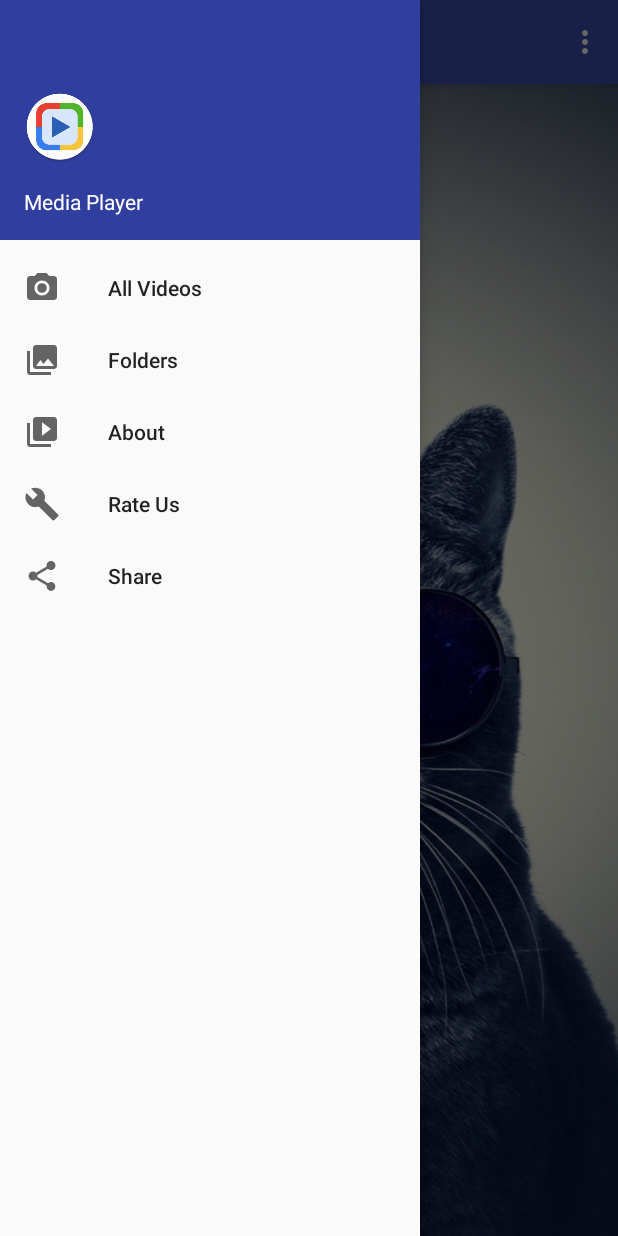
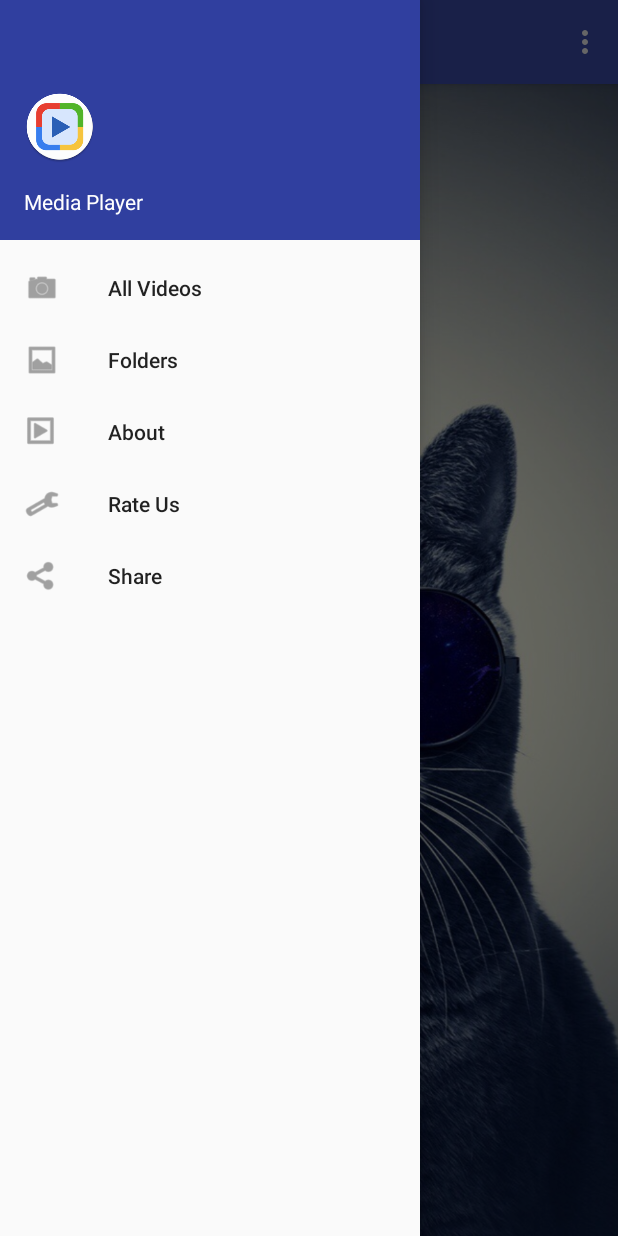
Before and after one commit to WaqasAzamKml/MediaDemo, an Android app: the MainActivity screen opened directly, with no data from a screen before it, with the side drawer open, on a phone screen of 412 x 824 dp. Run offline under Robolectric (Android 15) with nearby library versions, the phone set to English and light mode, and no system bars; pictures from the network do not load.

Commit message:
Removed unwanted resources & layouts

```diff
--- a/app/src/main/res/drawable-v21/ic_menu_camera.xml
+++ /dev/null
@@ -1,12 +0,0 @@
-<vector xmlns:android="http://schemas.android.com/apk/res/android"
-    android:width="24dp"
-    android:height="24dp"
-    android:viewportHeight="24.0"
-    android:viewportWidth="24.0">
-    <path
-        android:fillColor="#FF000000"
-        android:pathData="M12,12m-3.2,0a3.2,3.2 0,1 1,6.4 0a3.2,3.2 0,1 1,-6.4 0" />
-    <path
-        android:fillColor="#FF000000"
-        android:pathData="M9,2L7.17,4H4c-1.1,0 -2,0.9 -2,2v12c0,1.1 0.9,2 2,2h16c1.1,0 2,-0.9 2,-2V6c0,-1.1 -0.9,-2 -2,-2h-3.17L15,2H9zm3,15c-2.76,0 -5,-2.24 -5,-5s2.24,-5 5,-5 5,2.24 5,5 -2.24,5 -5,5z" />
-</vector>
--- a/app/src/main/res/drawable-v21/ic_menu_gallery.xml
+++ /dev/null
@@ -1,9 +0,0 @@
-<vector xmlns:android="http://schemas.android.com/apk/res/android"
-    android:width="24dp"
-    android:height="24dp"
-    android:viewportHeight="24.0"
-    android:viewportWidth="24.0">
-    <path
-        android:fillColor="#FF000000"
-        android:pathData="M22,16V4c0,-1.1 -0.9,-2 -2,-2H8c-1.1,0 -2,0.9 -2,2v12c0,1.1 0.9,2 2,2h12c1.1,0 2,-0.9 2,-2zm-11,-4l2.03,2.71L16,11l4,5H8l3,-4zM2,6v14c0,1.1 0.9,2 2,2h14v-2H4V6H2z" />
-</vector>
--- a/app/src/main/res/drawable-v21/ic_menu_manage.xml
+++ /dev/null
@@ -1,9 +0,0 @@
-<vector xmlns:android="http://schemas.android.com/apk/res/android"
-    android:width="24dp"
-    android:height="24dp"
-    android:viewportHeight="24.0"
-    android:viewportWidth="24.0">
-    <path
-        android:fillColor="#FF000000"
-        android:pathData="M22.7,19l-9.1,-9.1c0.9,-2.3 0.4,-5 -1.5,-6.9 -2,-2 -5,-2.4 -7.4,-1.3L9,6 6,9 1.6,4.7C0.4,7.1 0.9,10.1 2.9,12.1c1.9,1.9 4.6,2.4 6.9,1.5l9.1,9.1c0.4,0.4 1,0.4 1.4,0l2.3,-2.3c0.5,-0.4 0.5,-1.1 0.1,-1.4z" />
-</vector>
--- a/app/src/main/res/drawable-v21/ic_menu_share.xml
+++ /dev/null
@@ -1,9 +0,0 @@
-<vector xmlns:android="http://schemas.android.com/apk/res/android"
-    android:width="24dp"
-    android:height="24dp"
-    android:viewportHeight="24.0"
-    android:viewportWidth="24.0">
-    <path
-        android:fillColor="#FF000000"
-        android:pathData="M18,16.08c-0.76,0 -1.44,0.3 -1.96,0.77L8.91,12.7c0.05,-0.23 0.09,-0.46 0.09,-0.7s-0.04,-0.47 -0.09,-0.7l7.05,-4.11c0.54,0.5 1.25,0.81 2.04,0.81 1.66,0 3,-1.34 3,-3s-1.34,-3 -3,-3 -3,1.34 -3,3c0,0.24 0.04,0.47 0.09,0.7L8.04,9.81C7.5,9.31 6.79,9 6,9c-1.66,0 -3,1.34 -3,3s1.34,3 3,3c0.79,0 1.5,-0.31 2.04,-0.81l7.12,4.16c-0.05,0.21 -0.08,0.43 -0.08,0.65 0,1.61 1.31,2.92 2.92,2.92 1.61,0 2.92,-1.31 2.92,-2.92s-1.31,-2.92 -2.92,-2.92z" />
-</vector>
--- a/app/src/main/res/drawable-v21/ic_menu_slideshow.xml
+++ /dev/null
@@ -1,9 +0,0 @@
-<vector xmlns:android="http://schemas.android.com/apk/res/android"
-    android:width="24dp"
-    android:height="24dp"
-    android:viewportHeight="24.0"
-    android:viewportWidth="24.0">
-    <path
-        android:fillColor="#FF000000"
-        android:pathData="M4,6H2v14c0,1.1 0.9,2 2,2h14v-2H4V6zm16,-4H8c-1.1,0 -2,0.9 -2,2v12c0,1.1 0.9,2 2,2h12c1.1,0 2,-0.9 2,-2V4c0,-1.1 -0.9,-2 -2,-2zm-8,12.5v-9l6,4.5 -6,4.5z" />
-</vector>
```
Also changed, not shown: app/src/main/java/com/approsoft/mediademo/activities/VideoPlayerActivity.java (+68 -1 lines), app/src/main/res/drawable-v21/ic_menu_send.xml (deleted, +0 -9 lines), app/src/main/res/drawable/layer_progress.xml (deleted, +0 -18 lines), app/src/main/res/layout-land/media_controller.xml (deleted, +0 -124 lines), app/src/main/res/layout/media_controller.xml (deleted, +0 -123 lines), app/src/main/res/drawable/ic_media_fullscreen_shrink.png (deleted), app/src/main/res/drawable/ic_media_fullscreen_stretch.png (deleted), app/src/main/res/drawable/ic_media_pause.png (deleted), app/src/main/res/drawable/ic_media_play.png (deleted), app/src/main/res/drawable/video_bright_bg.png (deleted), app/src/main/res/drawable/video_shadow_bottom.png (deleted), app/src/main/res/drawable/video_shadow_top.png (deleted), app/src/main/res/drawable/video_top_back.png (deleted), app/src/main/res/drawable/video_volume_bg.png (deleted).
